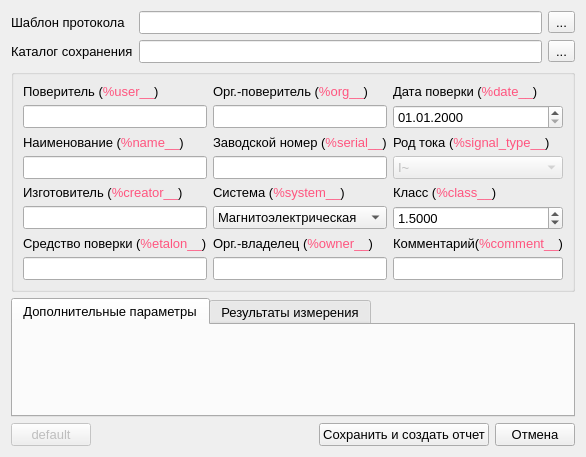
irsural/calibrator_pc, file ui/create_protocol_form.ui: the form before one commit.
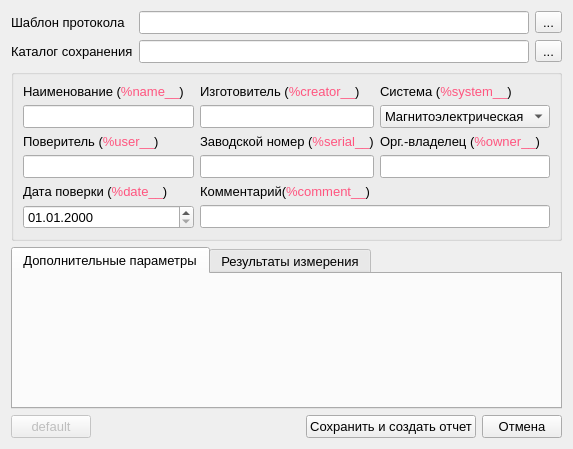
The form after the commit.

Diff of the .ui file:
```diff
--- a/ui/create_protocol_form.ui
+++ b/ui/create_protocol_form.ui
@@ -75,60 +75,50 @@
       <layout class="QGridLayout" name="gridLayout_2">
        <item row="0" column="1">
         <layout class="QGridLayout" name="gridLayout">
+         <item row="2" column="1">
+          <widget class="QLabel" name="serial_number_label">
+           <property name="sizePolicy">
+            <sizepolicy hsizetype="Expanding" vsizetype="Fixed">
+             <horstretch>0</horstretch>
+             <verstretch>0</verstretch>
+            </sizepolicy>
+           </property>
+           <property name="contextMenuPolicy">
+            <enum>Qt::CustomContextMenu</enum>
+           </property>
+           <property name="text">
+            <string>&lt;html&gt;&lt;head/&gt;&lt;body&gt;&lt;p&gt;Заводской номер (&lt;span style=&quot; color:#ff557f;&quot;&gt;%serial__&lt;/span&gt;)&lt;/p&gt;&lt;/body&gt;&lt;/html&gt;</string>
+           </property>
+          </widget>
+         </item>
+         <item row="3" column="1">
+          <widget class="QLineEdit" name="serial_number_edit">
+           <property name="sizePolicy">
+            <sizepolicy hsizetype="Expanding" vsizetype="Fixed">
+             <horstretch>0</horstretch>
+             <verstretch>0</verstretch>
+            </sizepolicy>
+           </property>
+          </widget>
+         </item>
+         <item row="7" column="0">
+          <widget class="QDateTimeEdit" name="date_edit">
+           <property name="displayFormat">
+            <string>dd.MM.yyyy</string>
+           </property>
+          </widget>
+         </item>
          <item row="6" column="0">
-          <widget class="QLabel" name="etalon_label">
+          <widget class="QLabel" name="date_label">
            <property name="contextMenuPolicy">
             <enum>Qt::CustomContextMenu</enum>
            </property>
            <property name="text">
-            <string>&lt;html&gt;&lt;head/&gt;&lt;body&gt;&lt;p&gt;Средство поверки (&lt;span style=&quot; color:#ff557f;&quot;&gt;%etalon__&lt;/span&gt;)&lt;/p&gt;&lt;/body&gt;&lt;/html&gt;</string>
+            <string>&lt;html&gt;&lt;head/&gt;&lt;body&gt;&lt;p&gt;Дата поверки (&lt;span style=&quot; color:#ff557f;&quot;&gt;%date__&lt;/span&gt;)&lt;/p&gt;&lt;/body&gt;&lt;/html&gt;</string>
            </property>
           </widget>
          </item>
-         <item row="3" column="2">
-          <widget class="QComboBox" name="signal_type_combobox">
-           <property name="enabled">
-            <bool>false</bool>
-           </property>
-           <item>
-            <property name="text">
-             <string>I~</string>
-            </property>
-           </item>
-           <item>
-            <property name="text">
-             <string>U~</string>
-            </property>
-           </item>
-           <item>
-            <property name="text">
-             <string>I=</string>
-            </property>
-           </item>
-           <item>
-            <property name="text">
-             <string>U=</string>
-            </property>
-           </item>
-          </widget>
-         </item>
-         <item row="6" column="1">
-          <widget class="QLabel" name="owner_label">
-           <property name="sizePolicy">
-            <sizepolicy hsizetype="Expanding" vsizetype="Fixed">
-             <horstretch>0</horstretch>
-             <verstretch>0</verstretch>
-            </sizepolicy>
-           </property>
-           <property name="contextMenuPolicy">
-            <enum>Qt::CustomContextMenu</enum>
-           </property>
-           <property name="text">
-            <string>&lt;html&gt;&lt;head/&gt;&lt;body&gt;&lt;p&gt;Орг.-владелец (&lt;span style=&quot; color:#ff557f;&quot;&gt;%owner__&lt;/span&gt;)&lt;/p&gt;&lt;/body&gt;&lt;/html&gt;</string>
-           </property>
-          </widget>
-         </item>
-         <item row="4" column="1">
+         <item row="0" column="2">
           <widget class="QLabel" name="system_label">
            <property name="sizePolicy">
             <sizepolicy hsizetype="Expanding" vsizetype="Fixed">
@@ -144,17 +134,7 @@
            </property>
           </widget>
          </item>
-         <item row="7" column="1">
-          <widget class="QLineEdit" name="owner_edit">
-           <property name="sizePolicy">
-            <sizepolicy hsizetype="Expanding" vsizetype="Fixed">
-             <horstretch>0</horstretch>
-             <verstretch>0</verstretch>
-            </sizepolicy>
-           </property>
-          </widget>
-         </item>
-         <item row="5" column="1">
+         <item row="1" column="2">
           <widget class="QComboBox" name="system_combobox">
            <property name="sizePolicy">
             <sizepolicy hsizetype="Expanding" vsizetype="Fixed">
@@ -179,8 +159,8 @@
            </item>
           </widget>
          </item>
-         <item row="0" column="1">
-          <widget class="QLabel" name="organisation_label">
+         <item row="2" column="2">
+          <widget class="QLabel" name="owner_label">
            <property name="sizePolicy">
             <sizepolicy hsizetype="Expanding" vsizetype="Fixed">
              <horstretch>0</horstretch>
@@ -191,27 +171,24 @@
             <enum>Qt::CustomContextMenu</enum>
            </property>
            <property name="text">
-            <string>&lt;html&gt;&lt;head/&gt;&lt;body&gt;&lt;p&gt;Орг.-поверитель (&lt;span style=&quot; color:#ff557f;&quot;&gt;%org__&lt;/span&gt;)&lt;/p&gt;&lt;/body&gt;&lt;/html&gt;</string>
+            <string>&lt;html&gt;&lt;head/&gt;&lt;body&gt;&lt;p&gt;Орг.-владелец (&lt;span style=&quot; color:#ff557f;&quot;&gt;%owner__&lt;/span&gt;)&lt;/p&gt;&lt;/body&gt;&lt;/html&gt;</string>
            </property>
           </widget>
          </item>
+         <item row="3" column="2">
+          <widget class="QLineEdit" name="owner_edit">
+           <property name="sizePolicy">
+            <sizepolicy hsizetype="Expanding" vsizetype="Fixed">
+             <horstretch>0</horstretch>
+             <verstretch>0</verstretch>
+            </sizepolicy>
+           </property>
+          </widget>
+         </item>
+         <item row="3" column="0">
+          <widget class="QLineEdit" name="user_name_edit"/>
+         </item>
          <item row="2" column="0">
-          <widget class="QLabel" name="name_label">
-           <property name="sizePolicy">
-            <sizepolicy hsizetype="Expanding" vsizetype="Fixed">
-             <horstretch>0</horstretch>
-             <verstretch>0</verstretch>
-            </sizepolicy>
-           </property>
-           <property name="contextMenuPolicy">
-            <enum>Qt::CustomContextMenu</enum>
-           </property>
-           <property name="text">
-            <string>&lt;html&gt;&lt;head/&gt;&lt;body&gt;&lt;p&gt;Наименование (&lt;span style=&quot; color:#ff557f;&quot;&gt;%name__&lt;/span&gt;)&lt;/p&gt;&lt;/body&gt;&lt;/html&gt;</string>
-           </property>
-          </widget>
-         </item>
-         <item row="0" column="0">
           <widget class="QLabel" name="user_label">
            <property name="contextMenuPolicy">
             <enum>Qt::CustomContextMenu</enum>
@@ -221,53 +198,8 @@
            </property>
           </widget>
          </item>
-         <item row="5" column="2">
-          <widget class="QDoubleSpinBox" name="class_spinbox">
-           <property name="enabled">
-            <bool>true</bool>
-           </property>
-           <property name="prefix">
-            <string/>
-           </property>
-           <property name="decimals">
-            <number>4</number>
-           </property>
-           <property name="minimum">
-            <double>0.001000000000000</double>
-           </property>
-           <property name="maximum">
-            <double>10.000000000000000</double>
-           </property>
-           <property name="singleStep">
-            <double>0.050000000000000</double>
-           </property>
-           <property name="value">
-            <double>1.500000000000000</double>
-           </property>
-          </widget>
-         </item>
-         <item row="2" column="2">
-          <widget class="QLabel" name="signal_type_label">
-           <property name="contextMenuPolicy">
-            <enum>Qt::CustomContextMenu</enum>
-           </property>
-           <property name="text">
-            <string>&lt;html&gt;&lt;head/&gt;&lt;body&gt;&lt;p&gt;Род тока (&lt;span style=&quot; color:#ff557f;&quot;&gt;%signal_type__&lt;/span&gt;)&lt;/p&gt;&lt;/body&gt;&lt;/html&gt;</string>
-           </property>
-          </widget>
-         </item>
-         <item row="0" column="2">
-          <widget class="QLabel" name="date_label">
-           <property name="contextMenuPolicy">
-            <enum>Qt::CustomContextMenu</enum>
-           </property>
-           <property name="text">
-            <string>&lt;html&gt;&lt;head/&gt;&lt;body&gt;&lt;p&gt;Дата поверки (&lt;span style=&quot; color:#ff557f;&quot;&gt;%date__&lt;/span&gt;)&lt;/p&gt;&lt;/body&gt;&lt;/html&gt;</string>
-           </property>
-          </widget>
-         </item>
-         <item row="2" column="1">
-          <widget class="QLabel" name="serial_number_label">
+         <item row="0" column="0">
+          <widget class="QLabel" name="name_label">
            <property name="sizePolicy">
             <sizepolicy hsizetype="Expanding" vsizetype="Fixed">
              <horstretch>0</horstretch>
@@ -278,70 +210,21 @@
             <enum>Qt::CustomContextMenu</enum>
            </property>
            <property name="text">
-            <string>&lt;html&gt;&lt;head/&gt;&lt;body&gt;&lt;p&gt;Заводской номер (&lt;span style=&quot; color:#ff557f;&quot;&gt;%serial__&lt;/span&gt;)&lt;/p&gt;&lt;/body&gt;&lt;/html&gt;</string>
-           </property>
-          </widget>
-         </item>
-         <item row="1" column="2">
-          <widget class="QDateTimeEdit" name="date_edit">
-           <property name="displayFormat">
-            <string>dd.MM.yyyy</string>
+            <string>&lt;html&gt;&lt;head/&gt;&lt;body&gt;&lt;p&gt;Наименование (&lt;span style=&quot; color:#ff557f;&quot;&gt;%name__&lt;/span&gt;)&lt;/p&gt;&lt;/body&gt;&lt;/html&gt;</string>
            </property>
           </widget>
          </item>
          <item row="1" column="0">
-          <widget class="QLineEdit" name="user_name_edit"/>
-         </item>
-         <item row="4" column="2">
-          <widget class="QLabel" name="class_label">
-           <property name="contextMenuPolicy">
-            <enum>Qt::CustomContextMenu</enum>
-           </property>
-           <property name="text">
-            <string>&lt;html&gt;&lt;head/&gt;&lt;body&gt;&lt;p&gt;Класс (&lt;span style=&quot; color:#ff557f;&quot;&gt;%class__&lt;/span&gt;)&lt;/p&gt;&lt;/body&gt;&lt;/html&gt;</string>
-           </property>
-          </widget>
-         </item>
-         <item row="7" column="0">
-          <widget class="QLineEdit" name="etalon_edit"/>
-         </item>
-         <item row="1" column="1">
-          <widget class="QLineEdit" name="organisation_edit">
+          <widget class="QLineEdit" name="device_name_edit">
            <property name="sizePolicy">
             <sizepolicy hsizetype="Expanding" vsizetype="Fixed">
              <horstretch>0</horstretch>
              <verstretch>0</verstretch>
             </sizepolicy>
            </property>
-           <property name="text">
-            <string/>
-           </property>
-           <property name="readOnly">
-            <bool>false</bool>
-           </property>
           </widget>
          </item>
-         <item row="5" column="0">
-          <widget class="QLineEdit" name="device_creator_edit">
-           <property name="sizePolicy">
-            <sizepolicy hsizetype="Expanding" vsizetype="Fixed">
-             <horstretch>0</horstretch>
-             <verstretch>0</verstretch>
-            </sizepolicy>
-           </property>
-          </widget>
-         </item>
-         <item row="3" column="1">
-          <widget class="QLineEdit" name="serial_number_edit">
-           <property name="sizePolicy">
-            <sizepolicy hsizetype="Expanding" vsizetype="Fixed">
-             <horstretch>0</horstretch>
-             <verstretch>0</verstretch>
-            </sizepolicy>
-           </property>
-          </widget>
-         </item>
-         <item row="4" column="0">
+         <item row="0" column="1">
           <widget class="QLabel" name="device_creator_label">
            <property name="sizePolicy">
             <sizepolicy hsizetype="Expanding" vsizetype="Fixed">
@@ -357,8 +240,8 @@
            </property>
           </widget>
          </item>
-         <item row="3" column="0">
-          <widget class="QLineEdit" name="device_name_edit">
+         <item row="1" column="1">
+          <widget class="QLineEdit" name="device_creator_edit">
            <property name="sizePolicy">
             <sizepolicy hsizetype="Expanding" vsizetype="Fixed">
              <horstretch>0</horstretch>
@@ -367,7 +250,10 @@
            </property>
           </widget>
          </item>
-         <item row="6" column="2">
+         <item row="7" column="1" colspan="2">
+          <widget class="QLineEdit" name="comment_edit"/>
+         </item>
+         <item row="6" column="1" colspan="2">
           <widget class="QLabel" name="comment_label">
            <property name="contextMenuPolicy">
             <enum>Qt::CustomContextMenu</enum>
@@ -377,9 +263,6 @@
            </property>
           </widget>
          </item>
-         <item row="7" column="2">
-          <widget class="QLineEdit" name="comment_edit"/>
-         </item>
         </layout>
        </item>
       </layout>
```
Left out of the diff: 2 changed lines with no effect on the pictures.
